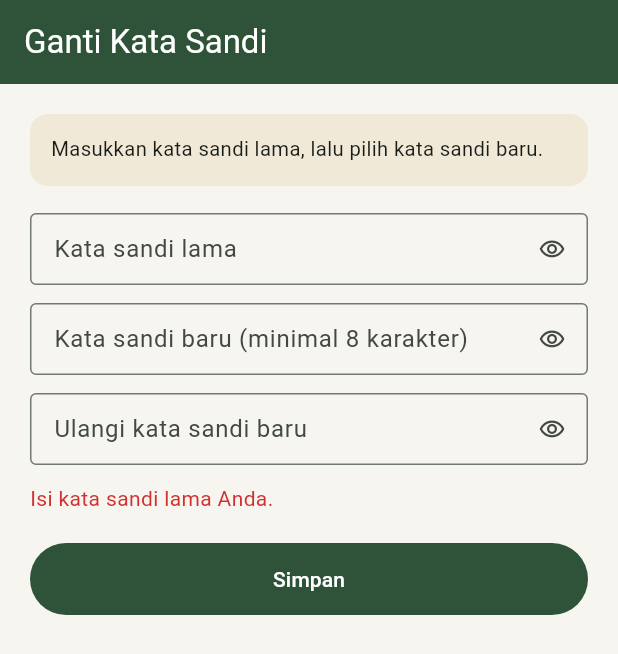
After one commit to rofianto507/TaromboMobile, a Flutter app: the AturSandiScreen screen opened by its route, after a tap on "Simpan", on a phone screen of 412 x 824 dp. The commit adds this screen. Shown: the top 654 px of the screen. Run offline on Flutter 3.47's test engine with Material 3 defaults, Android fonts, the phone set to English and light mode, and no system bars; our stand-ins replace cached_network_image, dio, file_picker, firebase_core, firebase_messaging, flutter_html and 12 more; missing offline and left inert: graphview; accounts and stored records are empty; network calls fail.

Commit message:
feat: Add password management screen and update routing; enhance Info.plist with usage descriptions

```diff
--- a/lib/core/router/app_router.dart
+++ b/lib/core/router/app_router.dart
@@ -25,6 +25,7 @@ import '../../features/direktori_keahlian/presentation/screens/direktori_keahlia
 import '../../features/nearby_map/presentation/screens/nearby_map_screen.dart';
 import '../../features/berita/presentation/screens/berita_list_screen.dart';
 import '../../features/masukan/presentation/screens/masukan_screen.dart';
+import '../../features/account/presentation/screens/atur_sandi_screen.dart';
 import '../../features/berita/presentation/screens/berita_detail_screen.dart';
 import '../../features/arsip/presentation/screens/arsip_list_screen.dart';
 import '../../features/splash/splash_screen.dart';
@@ -40,7 +41,14 @@ final appRouterProvider = Provider<GoRouter>((ref) {
   final notifier = _RouterRefreshNotifier();
   ref.onDispose(notifier.dispose);
 
-  ref.listen(authNotifierProvider, (_, _) => notifier.signal());
+  ref.listen(authNotifierProvider, (prev, next) {
+    // Keluar akun: pengingat klaim ditampilkan lagi pada login berikutnya.
+    // Tanpa ini, penanda "dilewati" dari sesi sebelumnya ikut terbawa.
+    if (prev?.valueOrNull != null && next.valueOrNull == null) {
+      ref.read(klaimReminderDismissedProvider.notifier).state = false;
+    }
+    notifier.signal();
+  });
   ref.listen(klaimNotifierProvider, (_, _) => notifier.signal());
   ref.listen(klaimReminderDismissedProvider, (_, _) => notifier.signal());
   ref.listen(_splashTimerProvider, (_, _) => notifier.signal());
@@ -127,6 +135,16 @@ final appRouterProvider = Provider<GoRouter>((ref) {
       final reminderTarget = status == KlaimStatus.belum
           ? '/klaim'
           : '/klaim/pending';
+
+      // Pengguna yang sudah login tidak boleh tertahan di layar login,
+      // daftar, atau splash. Sebelumnya hanya akun yang sudah disetujui yang
+      // dialihkan keluar dari sana, sehingga akun belum tertaut yang pernah
+      // menekan "Lewati" tetap di layar login walau login berhasil.
+      if (loc == '/login' || loc == '/register' || loc == '/splash') {
+        return ref.read(klaimReminderDismissedProvider)
+            ? '/home'
+            : reminderTarget;
+      }
 
       if (isUsulanRoute) {
         return isKlaimRoute ? null : reminderTarget;
@@ -293,6 +311,12 @@ final appRouterProvider = Provider<GoRouter>((ref) {
         builder: (_, _) => const ArsipListScreen(),
       ),
       GoRoute(
+        path: '/akun/sandi',
+        name: 'atur_sandi',
+        parentNavigatorKey: _rootNavigatorKey,
+        builder: (_, _) => const AturSandiScreen(),
+      ),
+      GoRoute(
         path: '/masukan',
         name: 'masukan',
         parentNavigatorKey: _rootNavigatorKey,
--- a/lib/features/account/presentation/screens/account_screen.dart
+++ b/lib/features/account/presentation/screens/account_screen.dart
@@ -172,6 +172,12 @@ class AccountScreen extends ConsumerWidget {
               const SizedBox(height: 8),
               _SectionCard(
                 children: [
+                  _LinkTile(
+                    icon: Icons.lock_outline_rounded,
+                    label: 'Kata Sandi',
+                    onTap: () => context.push('/akun/sandi'),
+                  ),
+                  const _Divider(),
                   _LinkTile(
                     icon: Icons.feedback_outlined,
                     label: 'Kirim Masukan atau Laporan',
--- /dev/null
+++ b/lib/features/account/presentation/screens/atur_sandi_screen.dart
@@ -0,0 +1,201 @@
+import 'package:flutter/material.dart';
+import 'package:flutter_riverpod/flutter_riverpod.dart';
+import 'package:go_router/go_router.dart';
+import '../../../auth/presentation/providers/auth_provider.dart';
+
+const _kGreen1 = Color(0xFF2E5339);
+const _kGold = Color(0xFFC8A24A);
+
+/// Atur atau ganti kata sandi. Akun yang dibuat lewat Google belum punya kata
+/// sandi; dengan mengaturnya, pengguna juga bisa masuk memakai email dan kata
+/// sandi (mis. di iPhone yang tidak menyediakan login Google).
+class AturSandiScreen extends ConsumerStatefulWidget {
+  const AturSandiScreen({super.key});
+
+  @override
+  ConsumerState<AturSandiScreen> createState() => _AturSandiScreenState();
+}
+
+class _AturSandiScreenState extends ConsumerState<AturSandiScreen> {
+  final _lama = TextEditingController();
+  final _baru = TextEditingController();
+  final _ulangi = TextEditingController();
+  bool? _sudahPunya; // null = sedang dicek
+  bool _lihat = false;
+  bool _menyimpan = false;
+  String? _galat;
+
+  @override
+  void initState() {
+    super.initState();
+    _cekStatus();
+  }
+
+  @override
+  void dispose() {
+    _lama.dispose();
+    _baru.dispose();
+    _ulangi.dispose();
+    super.dispose();
+  }
+
+  Future<Map?> _panggil(String path, Map<String, dynamic> params) async {
+    final res = await ref
+        .read(apiClientProvider)
+        .dio
+        .post(
+          path,
+          data: {'jsonrpc': '2.0', 'method': 'call', 'params': params},
+        );
+    final body = res.data as Map;
+    return body['result'] as Map?;
+  }
+
+  Future<void> _cekStatus() async {
+    try {
+      final r = await _panggil('/tarombo/mobile/status_sandi', {});
+      if (!mounted) return;
+      setState(() => _sudahPunya = r?['sudah_punya'] == true);
+    } catch (_) {
+      if (!mounted) return;
+      // Gagal mengecek: anggap sudah punya (meminta sandi lama lebih aman).
+      setState(() => _sudahPunya = true);
+    }
+  }
+
+  Future<void> _simpan() async {
+    final lama = _lama.text;
+    final baru = _baru.text;
+    if (_sudahPunya == true && lama.isEmpty) {
+      setState(() => _galat = 'Isi kata sandi lama Anda.');
+      return;
+    }
+    if (baru.length < 8) {
+      setState(() => _galat = 'Kata sandi baru minimal 8 karakter.');
+      return;
+    }
+    if (baru != _ulangi.text) {
+      setState(() => _galat = 'Pengulangan kata sandi tidak sama.');
+      return;
+    }
+    setState(() {
+      _menyimpan = true;
+      _galat = null;
+    });
+    try {
+      final r = await _panggil('/tarombo/mobile/atur_sandi', {
+        'password_baru': baru,
+        if (_sudahPunya == true) 'password_lama': lama,
+      });
+      if (!mounted) return;
+      if (r?['success'] == true) {
+        ScaffoldMessenger.of(context).showSnackBar(
+          const SnackBar(content: Text('Kata sandi berhasil disimpan.')),
+        );
+        context.pop();
+      } else {
+        setState(() {
+          _menyimpan = false;
+          _galat = (r?['error'] as String?) ?? 'Gagal menyimpan kata sandi.';
+        });
+      }
+    } catch (_) {
+      if (!mounted) return;
+      setState(() {
+        _menyimpan = false;
+        _galat = 'Gagal menyimpan. Periksa koneksi Anda lalu coba lagi.';
+      });
+    }
+  }
+
+  InputDecoration _dec(String label) => InputDecoration(
+    labelText: label,
+    border: const OutlineInputBorder(),
+    isDense: true,
+    suffixIcon: IconButton(
+      icon: Icon(
+        _lihat ? Icons.visibility_off_outlined : Icons.visibility_outlined,
+      ),
+      onPressed: () => setState(() => _lihat = !_lihat),
+    ),
+  );
+
+  @override
+  Widget build(BuildContext context) {
+    final punya = _sudahPunya;
+    return Scaffold(
+      appBar: AppBar(
+        title: Text(punya == false ? 'Atur Kata Sandi' : 'Ganti Kata Sandi'),
+      ),
+      body: punya == null
+          ? const Center(child: CircularProgressIndicator())
+          : ListView(
+              padding: const EdgeInsets.all(20),
+              children: [
+                Container(
+                  padding: const EdgeInsets.all(14),
+                  decoration: BoxDecoration(
+                    color: _kGold.withValues(alpha: 0.14),
+                    borderRadius: BorderRadius.circular(12),
+                  ),
+                  child: Text(
+                    punya
+                        ? 'Masukkan kata sandi lama, lalu pilih kata sandi baru.'
+                        : 'Akun Anda masuk lewat Google dan belum punya kata sandi. '
+                              'Dengan membuatnya, Anda juga bisa masuk memakai email '
+                              'dan kata sandi, misalnya di perangkat yang tidak '
+                              'menyediakan login Google.',
+                    style: const TextStyle(height: 1.45, fontSize: 13.5),
+                  ),
+                ),
+                const SizedBox(height: 18),
+                if (punya) ...[
+                  TextField(
+                    controller: _lama,
+                    obscureText: !_lihat,
+                    decoration: _dec('Kata sandi lama'),
+                  ),
+                  const SizedBox(height: 12),
+                ],
+                TextField(
+                  controller: _baru,
+                  obscureText: !_lihat,
+                  decoration: _dec('Kata sandi baru (minimal 8 karakter)'),
+                ),
+                const SizedBox(height: 12),
+                TextField(
+                  controller: _ulangi,
+                  obscureText: !_lihat,
+                  decoration: _dec('Ulangi kata sandi baru'),
+                ),
+                if (_galat != null)
+                  Padding(
+                    padding: const EdgeInsets.only(top: 12),
+                    child: Text(
+                      _galat!,
+                      style: TextStyle(color: Colors.red.shade700),
+                    ),
+                  ),
+                const SizedBox(height: 20),
+                FilledButton(
+                  onPressed: _menyimpan ? null : _simpan,
+                  style: FilledButton.styleFrom(
+                    backgroundColor: _kGreen1,
+                    padding: const EdgeInsets.symmetric(vertical: 14),
+                  ),
+                  child: _menyimpan
+                      ? const SizedBox(
+                          width: 20,
+                          height: 20,
+                          child: CircularProgressIndicator(
+                            strokeWidth: 2,
+                            color: Colors.white,
+                          ),
+                        )
+                      : const Text('Simpan'),
+                ),
+              ],
+            ),
+    );
+  }
+}
--- a/lib/features/auth/presentation/screens/login_screen.dart
+++ b/lib/features/auth/presentation/screens/login_screen.dart
@@ -1,3 +1,5 @@
+import 'package:flutter/foundation.dart'
+    show kIsWeb, defaultTargetPlatform, TargetPlatform;
 import 'package:flutter/material.dart';
 import 'package:flutter_riverpod/flutter_riverpod.dart';
 import 'package:go_router/go_router.dart';
@@ -60,6 +62,9 @@ class _LoginScreenState extends ConsumerState<LoginScreen> {
           },
         );
   }
+
+  bool get _googleTersedia =>
+      kIsWeb || defaultTargetPlatform != TargetPlatform.iOS;
 
   Future<void> _submitGoogle() async {
     setState(() => _errorMsg = null);
@@ -332,6 +337,10 @@ class _LoginScreenState extends ConsumerState<LoginScreen> {
                                               ),
                                       ),
                                     ),
+                                    // Login Google disembunyikan di iOS: aplikasi memakai
+                                    // sistem akun sendiri (email), sehingga aturan App Store 4.8
+                                    // (Sign in with Apple) tidak berlaku.
+                                    if (_googleTersedia) ...[
                                       const SizedBox(height: 20),
                                       Row(
                                         children: [
@@ -369,9 +378,8 @@ class _LoginScreenState extends ConsumerState<LoginScreen> {
                                               color: Colors.grey.shade300,
                                             ),
                                             shape: RoundedRectangleBorder(
-                                            borderRadius: BorderRadius.circular(
-                                              12,
-                                            ),
+                                              borderRadius:
+                                                  BorderRadius.circular(12),
                                             ),
                                           ),
                                           onPressed: isLoading
@@ -391,6 +399,7 @@ class _LoginScreenState extends ConsumerState<LoginScreen> {
                                           ),
                                         ),
                                       ),
+                                    ],
                                   ],
                                 ),
                               ),
--- a/pubspec.yaml
+++ b/pubspec.yaml
@@ -1,7 +1,7 @@
 name: tarombo_mobile
 description: "Tarombo Mobile - Aplikasi silsilah keluarga marga Silaen untuk anggota."
 publish_to: 'none'
-version: 1.0.8+9
+version: 1.0.9+10
 
 environment:
   sdk: ^3.12.2
```
Also changed, not shown: 1 other file. Lines whose indentation alone changed are shown as unchanged.
